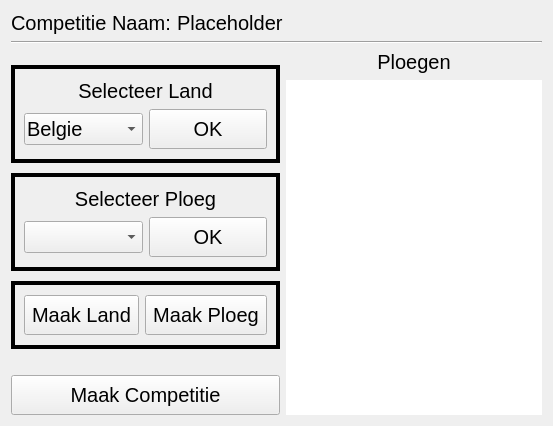
Qt form ui/CreateCompetition.ui (Ancalagon02/LeagueTracker2) before a commit.
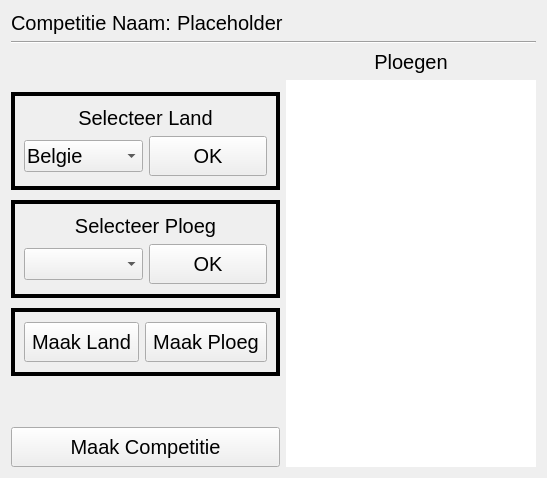
The same form after that commit.

Commit message: added Create Competition

The edit to the form file:
```diff
--- a/ui/CreateCompetition.ui
+++ b/ui/CreateCompetition.ui
@@ -2,6 +2,14 @@
 <ui version="4.0">
  <class>CreateCompetition</class>
  <widget class="QWidget" name="CreateCompetition">
+  <property name="geometry">
+   <rect>
+    <x>0</x>
+    <y>0</y>
+    <width>547</width>
+    <height>478</height>
+   </rect>
+  </property>
   <property name="windowTitle">
    <string>Maak Competitie</string>
   </property>
@@ -45,7 +53,7 @@
     </widget>
    </item>
    <item row="2" column="0">
-    <layout class="QVBoxLayout" name="grid_3">
+    <layout class="QVBoxLayout" name="grid_2">
      <property name="spacing">
       <number>10</number>
      </property>
@@ -73,7 +81,7 @@
        <property name="lineWidth">
         <number>4</number>
        </property>
-       <layout class="QVBoxLayout" name="verticalLayout_3" stretch="0">
+       <layout class="QVBoxLayout" name="frame_1_layout">
         <property name="topMargin">
          <number>10</number>
         </property>
@@ -133,7 +141,7 @@
        <property name="lineWidth">
         <number>4</number>
        </property>
-       <layout class="QHBoxLayout" name="horizontalLayout_5">
+       <layout class="QVBoxLayout" name="frame_2_layout">
         <property name="topMargin">
          <number>10</number>
         </property>
@@ -141,7 +149,7 @@
          <number>10</number>
         </property>
         <item>
-         <layout class="QVBoxLayout" name="frame_2_col_1">
+         <layout class="QVBoxLayout" name="grid_2_frame_2_col_1">
           <item>
            <widget class="QLabel" name="label_2">
             <property name="text">
@@ -233,7 +241,7 @@
     </layout>
    </item>
    <item row="2" column="1">
-    <layout class="QVBoxLayout" name="grid_2">
+    <layout class="QVBoxLayout" name="grid_3">
      <item>
       <widget class="QLabel" name="label_5">
        <property name="text">
```
Left out of the diff: 12 changed lines with no effect on the pictures. The commit also changes 3 other files.
